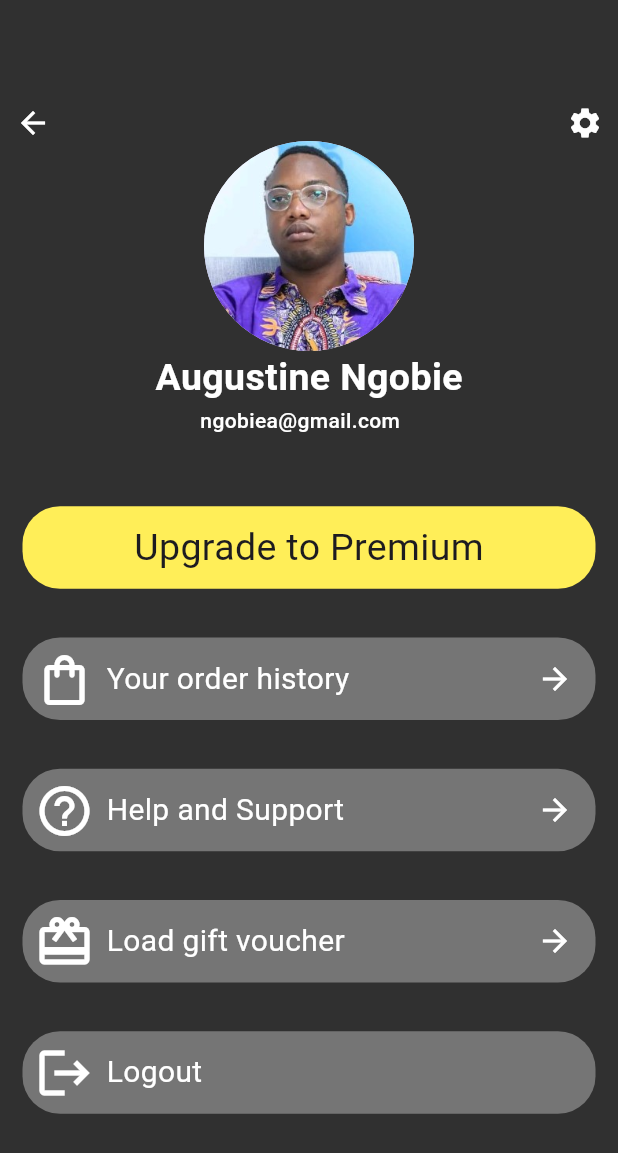
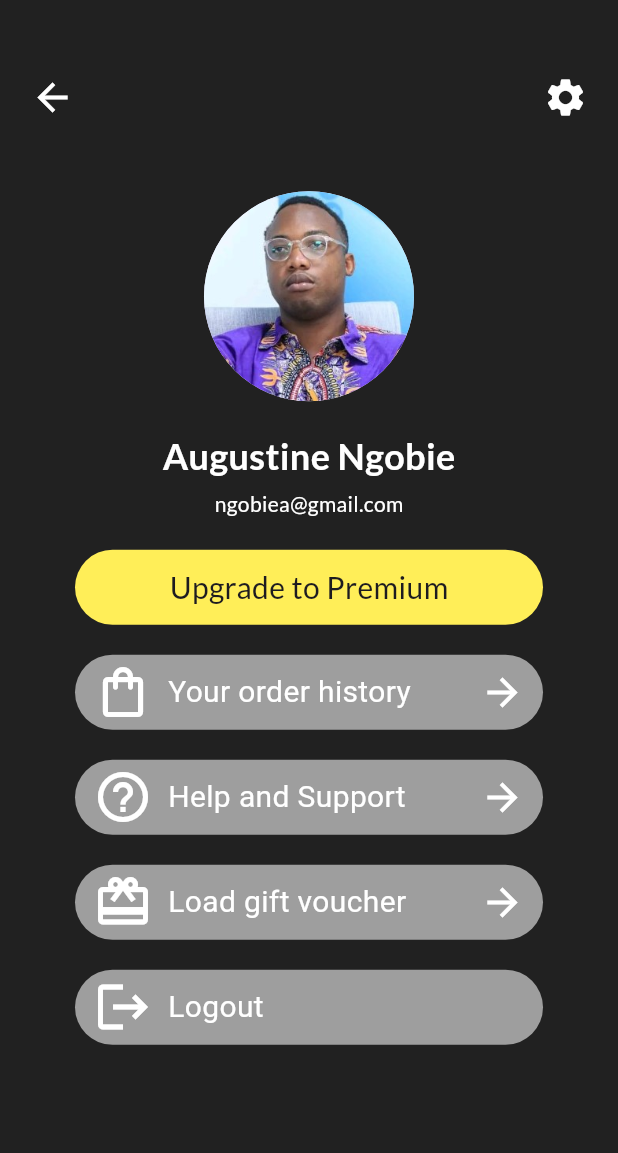
Before and after one commit to ngobiea/flutter_app, a Flutter app: the screen it shows after launch, on a phone screen of 412 x 824 dp. Shown: the top 1153 px of the screen. Run offline on Flutter 3.47's test engine with Material 3 defaults, Android fonts, the phone set to English and light mode, and no system bars; our stand-ins replace google_fonts.

Commit message:
complete exercise1 solution

```diff
--- a/lib/main.dart
+++ b/lib/main.dart
@@ -1,4 +1,5 @@
 import 'package:flutter/material.dart';
+import 'package:google_fonts/google_fonts.dart';
 
 void main() {
   runApp(const MyApp());
@@ -35,221 +36,168 @@ class _MyHomePageState extends State<MyHomePage> {
   @override
   Widget build(BuildContext context) {
     return Scaffold(
-      body: Container(
-        // padding: EdgeInsets.only(top: 60),
-        width: double.infinity,
-        height: double.infinity,
-        decoration: BoxDecoration(color: Colors.grey[850]),
-        child: Column(
+      backgroundColor: Colors.grey[900],
+      body: Stack(
         children: [
-            Container(
-              padding: const EdgeInsets.fromLTRB(10, 70, 10, 0),
-              child: const Row(
-                mainAxisAlignment: MainAxisAlignment.spaceBetween,
-                children: [
-                  Icon(
+          const Positioned(
+            top: 50,
+            left: 20,
+            child: Icon(
               Icons.arrow_back,
               color: Colors.white,
+              size: 30,
             ),
-                  Icon(
+          ),
+          const Positioned(
+            top: 50,
+            right: 20,
+            child: Icon(
               Icons.settings,
               color: Colors.white,
+              size: 30,
+            ),
+          ),
+          Center(
+            child: Padding(
+              padding: const EdgeInsets.only(
+                left: 50,
+                right: 50,
+                bottom: 20,
+                top: 20,
+              ),
+              child: Column(
+                mainAxisAlignment: MainAxisAlignment.center,
+                crossAxisAlignment: CrossAxisAlignment.center,
+                children: [
+                  const CircleAvatar(
+                    radius: 70,
+                    backgroundImage: AssetImage('assets/images/my-profile.jpg'),
+                  ),
+                  const SizedBox(
+                    height: 20,
+                  ),
+                  Text(
+                    'Augustine Ngobie',
+                    style: GoogleFonts.lato(
+                        fontSize: 24,
+                        color: Colors.white,
+                        fontWeight: FontWeight.w700),
+                  ),
+                  const SizedBox(
+                    height: 5,
+                  ),
+                  Text(
+                    'ngobiea@gmail.com',
+                    style: GoogleFonts.lato(
+                        fontSize: 14,
+                        color: Colors.white,
+                        fontWeight: FontWeight.w500),
+                  ),
+                  const SizedBox(height: 20),
+                  Container(
+                    width: 500,
+                    height: 50,
+                    decoration: BoxDecoration(
+                        color: Colors.yellow[400],
+                        borderRadius:
+                            const BorderRadius.all(Radius.circular(30))),
+                    child: Center(
+                      child: Text(
+                        'Upgrade to Premium',
+                        style: GoogleFonts.lato(
+                          fontWeight: FontWeight.w500,
+                          fontSize: 20,
+                        ),
+                      ),
+                    ),
+                  ),
+                  const SizedBox(height: 20),
+                  const ProfileMenuItem(
+                    text: 'Your order history',
+                    icon: Icons.shopping_bag_outlined,
+                    arrowShown: true,
+                  ),
+                  const SizedBox(height: 20),
+                  const ProfileMenuItem(
+                    text: 'Help and Support',
+                    icon: Icons.help_outline,
+                    arrowShown: true,
+                  ),
+                  const SizedBox(height: 20),
+                  const ProfileMenuItem(
+                    text: 'Load gift voucher',
+                    icon: Icons.redeem_outlined,
+                    arrowShown: true,
+                  ),
+                  const SizedBox(height: 20),
+                  const ProfileMenuItem(
+                    text: 'Logout',
+                    icon: Icons.logout,
+                    arrowShown: false,
                   ),
                 ],
               ),
             ),
-            const CircleAvatar(
-              radius: 70,
-              backgroundImage: AssetImage('assets/images/my-profile.jpg'),
           ),
-            const Text.rich(
-              TextSpan(
-                text: 'Augustine Ngobie\n',
-                style: TextStyle(
-                  color: Colors.white,
-                  fontWeight: FontWeight.bold,
-                  fontSize: 25,
-                ),
-                children: [
-                  TextSpan(
-                    text: '\t\t\t\t\t\t\t\tngobiea@gmail.com',
-                    style: TextStyle(fontSize: 14, fontWeight: FontWeight.w500),
-                  )
         ],
       ),
-            ),
-            Container(
-              height: 500,
-              padding: const EdgeInsets.fromLTRB(15, 15, 15, 15),
-              child: Column(
-                mainAxisAlignment: MainAxisAlignment.spaceEvenly,
-                children: [
-                  Container(
-                    width: double.infinity,
-                    height: 55,
-                    alignment: Alignment.center,
+    );
+  }
+}
+
+class ProfileMenuItem extends StatelessWidget {
+  const ProfileMenuItem({
+    super.key,
+    required this.text,
+    required this.icon,
+    required this.arrowShown,
+  });
+  final IconData icon;
+  final String text;
+  final bool arrowShown;
+
+  @override
+  Widget build(BuildContext context) {
+    return Container(
+      width: 500,
+      height: 50,
       decoration: BoxDecoration(
-                        color: Colors.yellow[400],
-                        borderRadius: BorderRadius.circular(25)),
-                    child: const Text(
-                      'Upgrade to Premium',
-                      style: TextStyle(
-                        fontWeight: FontWeight.w400,
-                        fontSize: 25,
-                      ),
-                    ),
-                  ),
-                  Container(
-                    width: double.infinity,
-                    height: 55,
-                    alignment: Alignment.center,
-                    decoration: BoxDecoration(
-                        color: Colors.grey[600],
-                        borderRadius: BorderRadius.circular(25)),
-                    child: const Row(
+          color: Colors.grey[500], borderRadius: BorderRadius.circular(30)),
+      child: Row(
         mainAxisAlignment: MainAxisAlignment.spaceBetween,
         children: [
           Row(
             children: [
               Padding(
-                              padding: EdgeInsets.all(8.0),
+                padding: const EdgeInsets.only(left: 12),
                 child: Icon(
-                                Icons.shopping_bag_outlined,
+                  icon,
                   color: Colors.white,
                   size: 40,
                 ),
               ),
+              const SizedBox(width: 10),
               Text(
-                              'Your order history',
-                              style: TextStyle(
+                text,
+                style: const TextStyle(
                   fontWeight: FontWeight.w400,
                   fontSize: 20,
-                                  color: Colors.white),
-                            ),
-                          ],
-                        ),
-                        Padding(
-                          padding: EdgeInsets.all(15.0),
-                          child: Icon(
-                            Icons.arrow_forward,
                   color: Colors.white,
-                          ),
-                        )
-                      ],
-                    ),
-                  ),
-                  Container(
-                    width: double.infinity,
-                    height: 55,
-                    alignment: Alignment.center,
-                    decoration: BoxDecoration(
-                        color: Colors.grey[600],
-                        borderRadius: BorderRadius.circular(25)),
-                    child: const Row(
-                      mainAxisAlignment: MainAxisAlignment.spaceBetween,
-                      children: [
-                        Row(
-                          children: [
-                            Padding(
-                              padding: EdgeInsets.all(8.0),
-                              child: Icon(
-                                Icons.help_outline,
-                                color: Colors.white,
-                                size: 40,
-                              ),
-                            ),
-                            Text(
-                              'Help and Support',
-                              style: TextStyle(
-                                  fontWeight: FontWeight.w400,
-                                  fontSize: 20,
-                                  color: Colors.white),
-                            ),
-                          ],
-                        ),
-                        Padding(
-                          padding: EdgeInsets.all(15.0),
-                          child: Icon(
-                            Icons.arrow_forward,
-                            color: Colors.white,
-                          ),
-                        )
-                      ],
-                    ),
-                  ),
-                  Container(
-                    width: double.infinity,
-                    height: 55,
-                    alignment: Alignment.center,
-                    decoration: BoxDecoration(
-                        color: Colors.grey[600],
-                        borderRadius: BorderRadius.circular(25)),
-                    child: const Row(
-                      mainAxisAlignment: MainAxisAlignment.spaceBetween,
-                      children: [
-                        Row(
-                          children: [
-                            Padding(
-                              padding: EdgeInsets.all(8.0),
-                              child: Icon(
-                                Icons.redeem_outlined,
-                                color: Colors.white,
-                                size: 40,
-                              ),
-                            ),
-                            Text(
-                              'Load gift voucher',
-                              style: TextStyle(
-                                  fontWeight: FontWeight.w400,
-                                  fontSize: 20,
-                                  color: Colors.white),
-                            ),
-                          ],
-                        ),
-                        Padding(
-                          padding: EdgeInsets.all(15.0),
-                          child: Icon(
-                            Icons.arrow_forward,
-                            color: Colors.white,
-                          ),
-                        )
-                      ],
-                    ),
-                  ),
-                  Container(
-                    width: double.infinity,
-                    height: 55,
-                    alignment: Alignment.center,
-                    decoration: BoxDecoration(
-                        color: Colors.grey[600],
-                        borderRadius: BorderRadius.circular(25)),
-                    child: const Row(
-                      // mainAxisAlignment: MainAxi,
-                      children: [
-                         Padding(
-                          padding: EdgeInsets.all(8.0),
-                          child: Icon(
-                            Icons.logout,
-                            color: Colors.white,
-                            size: 40,
-                          ),
-                        ),
-                        Text(
-                          'Logout',
-                          style: TextStyle(
-                              fontWeight: FontWeight.w400,
-                              fontSize: 20,
-                              color: Colors.white),
-                        ),
-
-                      ],
                 ),
               ),
             ],
           ),
+          arrowShown
+              ? const Padding(
+                  padding: EdgeInsets.only(right: 12),
+                  child: Icon(
+                    Icons.arrow_forward,
+                    color: Colors.white,
+                    size: 30,
                   ),
+                )
+              : Container()
         ],
-        ),
       ),
     );
   }
```
Lines whose indentation alone changed are shown as unchanged.
